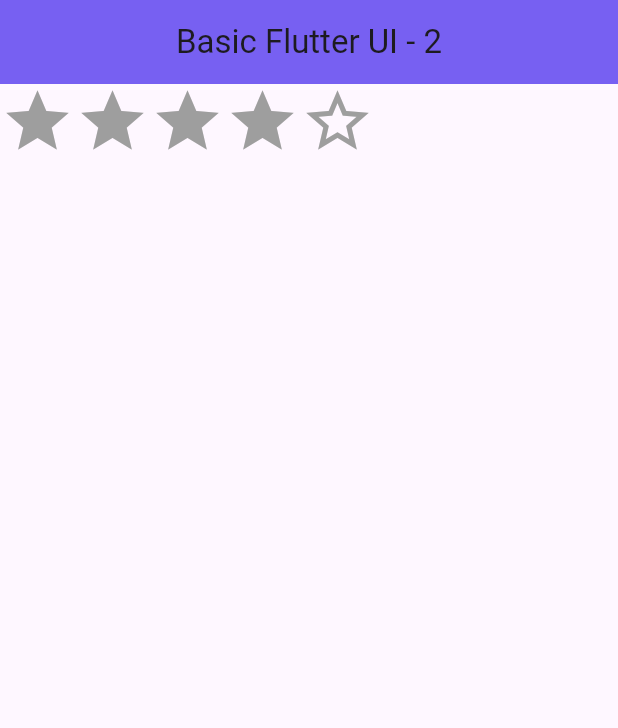
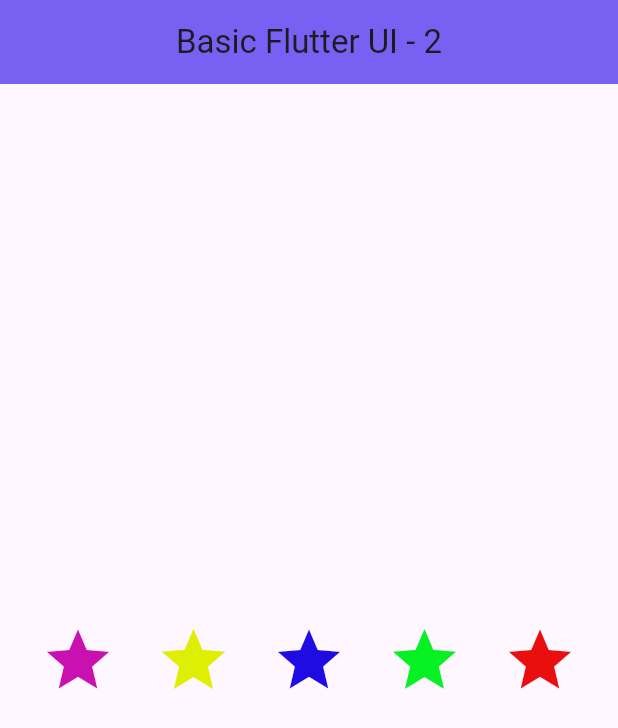
Before and after one commit to your-senpai-swapnil/lab5, a Flutter app: the screen it shows after launch, on a phone screen of 412 x 824 dp. Shown: the top 728 px of the screen. Run offline on Flutter 3.47's test engine with Material 3 defaults, Android fonts, the phone set to English and light mode, and no system bars.

Commit message:
axisalignment_task

```diff
--- a/lib/main.dart
+++ b/lib/main.dart
@@ -1,55 +1,55 @@
 import 'package:flutter/material.dart';
 
-void main(){
+void main() {
   runApp(const LabClass05());
 }
 
-class LabClass05 extends StatelessWidget{
+class LabClass05 extends StatelessWidget {
   const LabClass05({super.key});
   @override
-  Widget build(BuildContext context){
+  Widget build(BuildContext context) {
     return MaterialApp(
-      title : "Basic Flutter UI - 02",
+        title: "Basic Flutter UI - 02",
         home: Scaffold(
             appBar: AppBar(
-
               title: Text("Basic Flutter UI - 2"),
               centerTitle: true,
-          backgroundColor:  const Color.fromARGB(155, 36, 2, 254),
-
+              backgroundColor: const Color.fromARGB(155, 36, 2, 254),
               elevation: 23,
             ),
-        body: Row(
+            body: Container(
+              height: double.infinity,
+              child: Row(
+                mainAxisAlignment: MainAxisAlignment.spaceEvenly,
+                crossAxisAlignment: CrossAxisAlignment.center,
                 children: [
                   Icon(
                     Icons.star,
                     size: 50,
-              color: Colors.grey,
+                    color: const Color.fromARGB(255, 201, 16, 176),
                   ),
                   Icon(
                     Icons.star,
                     size: 50,
-              color: Colors.grey,
+                    color: const Color.fromARGB(255, 223, 239, 4),
                   ),
                   Icon(
                     Icons.star,
                     size: 50,
-              color: Colors.grey,
+                    color: const Color.fromARGB(255, 30, 12, 226),
                   ),
                   Icon(
                     Icons.star,
                     size: 50,
-              color: Colors.grey,
+                    color: const Color.fromARGB(255, 6, 240, 34),
                   ),
                   Icon(
-              Icons.star_border,
+                    Icons.star,
                     size: 50,
-              color: Colors.grey,
+                    color: const Color.fromARGB(255, 233, 15, 15),
                   ),
-
                 ],
-        )
-      )
-    );
+              ),
+            )));
   }
 }
```
Lines whose indentation alone changed are shown as unchanged.
